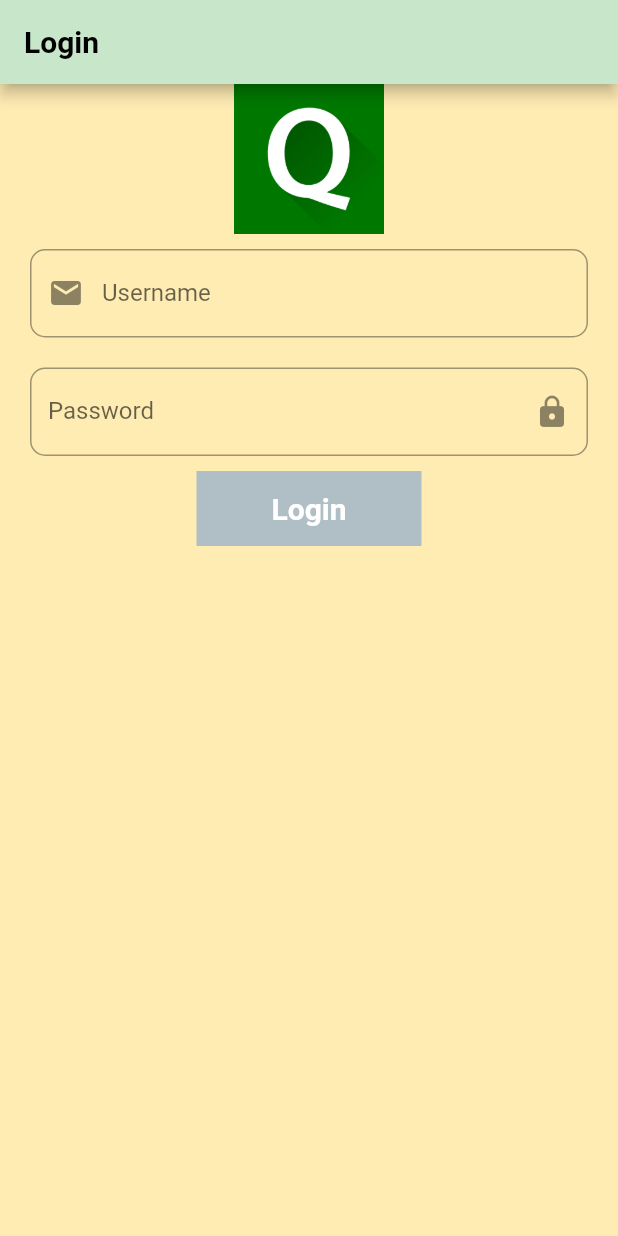
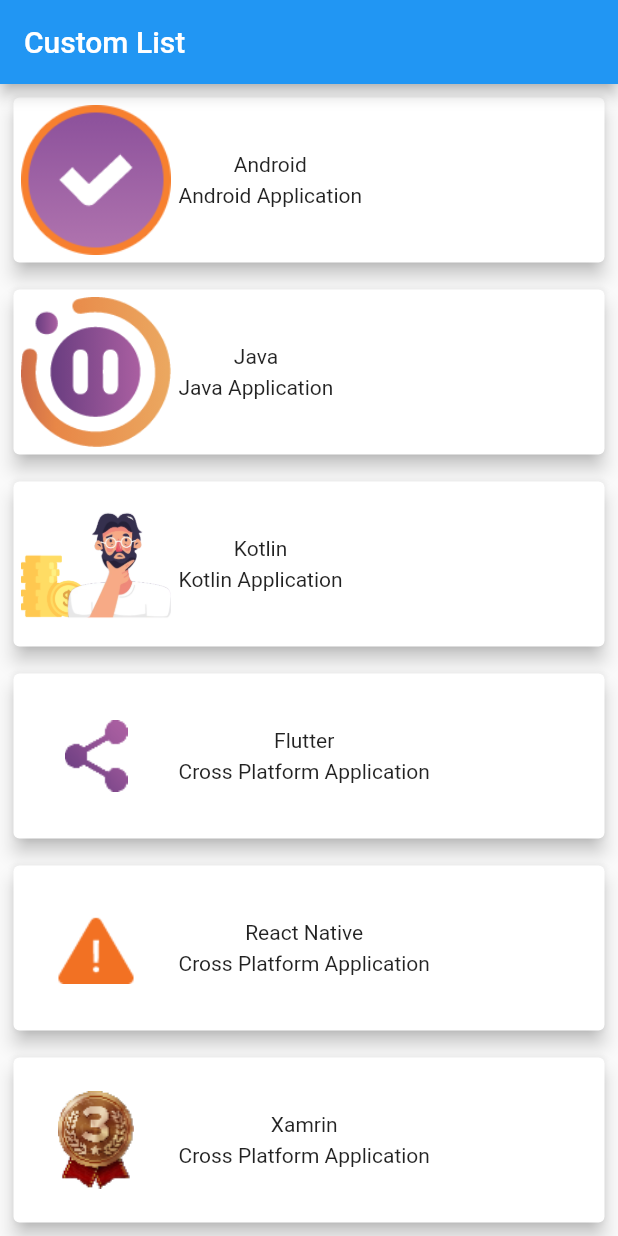
Before and after one commit to sahetu/android_bach_off, a Flutter app: the screen it shows after launch, on a phone screen of 412 x 824 dp. Run offline on Flutter 3.47's test engine with Material 2 defaults, Android fonts, the phone set to English and light mode, and no system bars; our stand-ins replace fluttertoast.

Commit message:
ListDemo

```diff
--- /dev/null
+++ b/lib/custom_list.dart
@@ -0,0 +1,75 @@
+import 'package:flutter/material.dart';
+
+class CustomListMain extends StatefulWidget{
+
+  @override
+  CustomListState createState() => CustomListState();
+
+}
+
+class CustomListState extends State<CustomListMain>{
+
+  @override
+  Widget build(BuildContext context) {
+    // TODO: implement build
+    //throw UnimplementedError();
+    return MaterialApp(
+      title: "Custom List",
+      debugShowCheckedModeBanner: false,
+      home: Scaffold(
+        appBar: AppBar(
+          title: Text("Custom List"),
+        ),
+        body: Container(
+          child: CustomListData(),
+        )
+      ),
+    );
+  }
+
+}
+
+class CustomListData extends StatelessWidget{
+
+  var nameArray = ["Android","Java","Kotlin","Flutter","React Native","Xamrin","ROR"];
+  var subTitleArray = ["Android Application","Java Application","Kotlin Application","Cross Platform Application","Cross Platform Application","Cross Platform Application","Cross Platform Application"];
+  var leadingIconArray = ["alert.png","badge.png","coin.png","correct.png","pause.png","user_vector.png","share.png"];
+  var trailingIconArray = ["correct.png","pause.png","user_vector.png","share.png","alert.png","badge.png","coin.png"];
+
+  @override
+  Widget build(BuildContext context) {
+    // TODO: implement build
+    //throw UnimplementedError();
+    return ListView.builder(
+          itemCount: nameArray.length,
+          itemBuilder: (context,position){
+            return Padding(
+              padding: EdgeInsets.all(5.0),
+              child: Card(
+                elevation: 5.0,
+                child: Row(
+                  children: [
+                    Padding(
+                      padding: const EdgeInsets.all(5.0),
+                      child: Container(
+                        width: 100,
+                        height: 100,
+                        child: Image.asset("images/${trailingIconArray[position]}")),
+                    ),
+                    Column(
+                      children: [
+                        Text(nameArray[position]),
+                        Padding(
+                          padding: const EdgeInsets.only(top: 5.0),
+                          child: Text(subTitleArray[position]),
+                        ),
+                      ],
+                    ),
+                  ],
+                ),
+              ),
+            );
+          });
+  }
+
+}
--- /dev/null
+++ b/lib/listdemo.dart
@@ -0,0 +1,42 @@
+import 'package:flutter/material.dart';
+
+class ListMain extends StatefulWidget{
+
+  @override
+  ListState createState() => ListState();
+
+}
+
+class ListState extends State<ListMain>{
+
+  var nameArray = ["Android","Java","Kotlin","Flutter","React Native","Xamrin","ROR"];
+  var subTitleArray = ["Android Application","Java Application","Kotlin Application","Cross Platform Application","Cross Platform Application","Cross Platform Application","Cross Platform Application"];
+  var leadingIconArray = ["alert.png","badge.png","coin.png","correct.png","pause.png","user_vector.png","share.png"];
+  var trailingIconArray = ["correct.png","pause.png","user_vector.png","share.png","alert.png","badge.png","coin.png"];
+
+  @override
+  Widget build(BuildContext context) {
+    // TODO: implement build
+    //throw UnimplementedError();
+    return MaterialApp(
+      title: "Simple List",
+      debugShowCheckedModeBanner: false,
+      home: Scaffold(
+        appBar: AppBar(
+          title: Text("Simple List"),
+        ),
+        body: ListView.builder(
+          itemCount: nameArray.length,
+          itemBuilder: (context,position){
+            return ListTile(
+              title: Text(nameArray[position]),
+              subtitle: Text(subTitleArray[position]),
+              leading: Image.asset("images/${leadingIconArray[position]}"),
+              trailing: Image.asset("images/${trailingIconArray[position]}"),
+            );
+          }),
+      ),
+    );
+  }
+
+}
--- a/lib/main.dart
+++ b/lib/main.dart
@@ -1,8 +1,9 @@
 import 'package:android_bach_off/login.dart';
+import 'package:android_bach_off/splash.dart';
 import 'package:flutter/material.dart';
 
 void main() {
-  runApp(LoginMain());
+  runApp(SplashMain());
 }
 
 class MyApp extends StatelessWidget {
@@ -12,6 +13,7 @@
   @override
   Widget build(BuildContext context) {
     return MaterialApp(
+      debugShowCheckedModeBanner: false,
       title: 'Flutter Demo New',
       theme: ThemeData(
         // This is the theme of your application.
--- /dev/null
+++ b/lib/splash.dart
@@ -0,0 +1,60 @@
+import 'dart:async';
+
+import 'package:android_bach_off/custom_list.dart';
+import 'package:android_bach_off/listdemo.dart';
+import 'package:android_bach_off/login.dart';
+import 'package:flutter/material.dart';
+
+class SplashMain extends StatelessWidget{
+
+  @override
+  Widget build(BuildContext context) {
+    // TODO: implement build
+    //throw UnimplementedError();
+    return MaterialApp(
+      title: "Splash Screen",
+      debugShowCheckedModeBanner: false,
+      home: SplashState(),
+    );
+  }
+
+}
+
+class SplashState extends StatefulWidget{
+  @override
+  SplashApp createState() => SplashApp();
+}
+
+class SplashApp extends State<SplashState>{
+
+  @override
+  void initState() {
+    // TODO: implement initState
+    super.initState();
+    startTimerMethod();
+  }
+
+  Future<Timer> startTimerMethod() async {
+    return Timer(Duration(seconds: 3), () {
+      Navigator.push(context, MaterialPageRoute(builder: (_)=>CustomListMain()));
+     });
+  }
+
+  @override
+  Widget build(BuildContext context) {
+    // TODO: implement build
+    //throw UnimplementedError();
+    return Scaffold(
+      appBar: AppBar(
+        title: Text("Splash Screen"),
+      ),
+      body: Center(
+        child: Container(
+          width: 100,
+          child: Image.asset('images/quickheal1.png'),
+        ),
+      ),
+    );
+  }
+
+}
```
Also changed, not shown: pubspec.yaml (+7 -0 lines), images/alert.png (added), images/badge.png (added), images/coin.png (added), images/correct.png (added), images/pause.png (added), images/share.png (added), images/user_vector.png (added).
